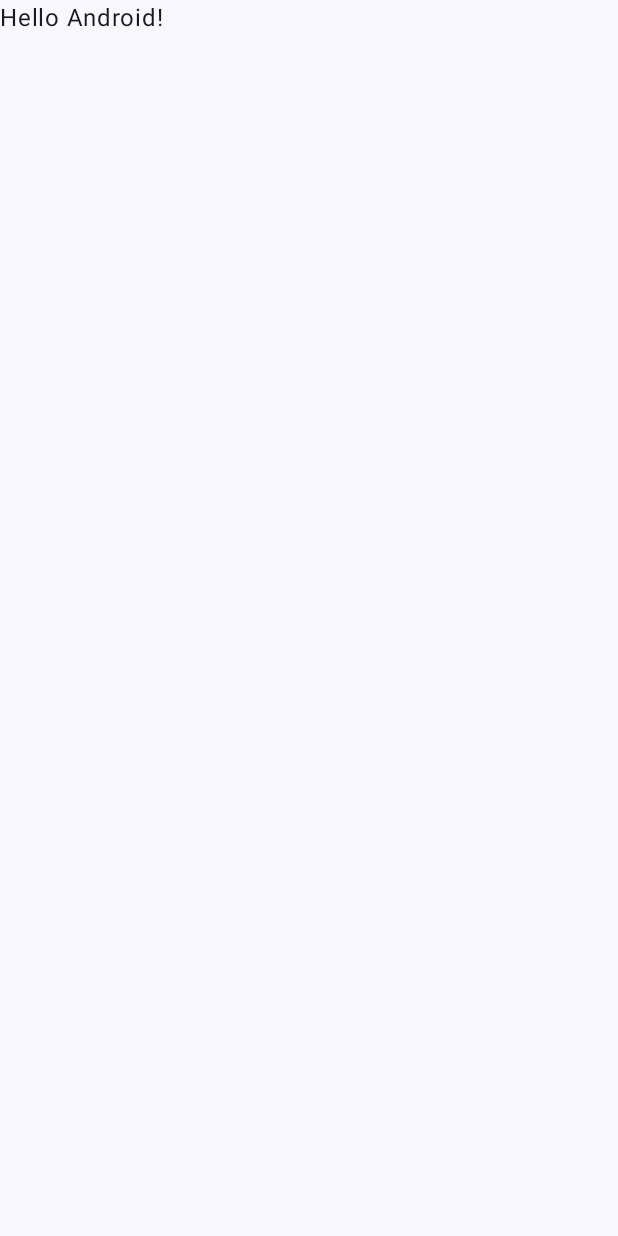
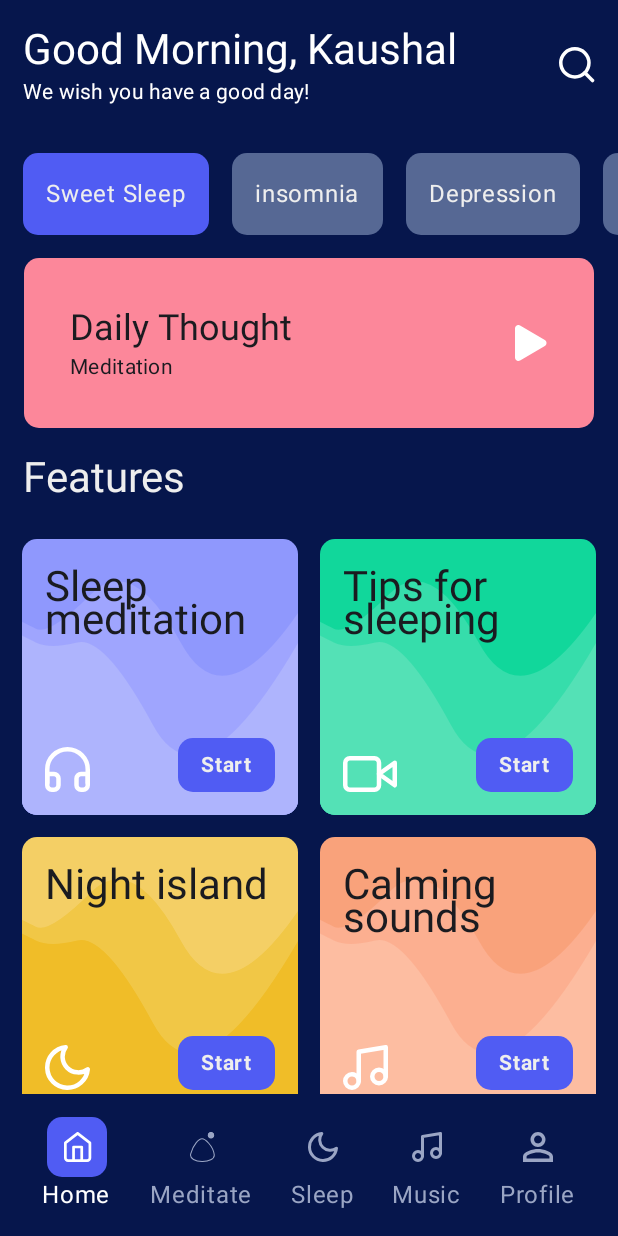
Before and after one commit to KaushalVasava/JetPackCompose_Basic, an Android app built with Jetpack Compose: the screen it shows after launch (MainActivity), on a phone screen of 412 x 824 dp. Before the commit the screen is almost empty. Run offline under Robolectric (Android 15) with nearby library versions, the phone set to English and light mode, and no system bars.

Commit message:
Add meditation UI
- Add colors
- Add Drawables

```diff
--- a/app/src/main/java/com/lahsuak/apps/jetpackcomposebasic/MainActivity.kt
+++ b/app/src/main/java/com/lahsuak/apps/jetpackcomposebasic/MainActivity.kt
@@ -6,10 +6,10 @@ import androidx.activity.compose.setContent
 import androidx.compose.foundation.layout.fillMaxSize
 import androidx.compose.material3.MaterialTheme
 import androidx.compose.material3.Surface
-import androidx.compose.material3.Text
 import androidx.compose.runtime.Composable
 import androidx.compose.ui.Modifier
 import androidx.compose.ui.tooling.preview.Preview
+import com.lahsuak.apps.jetpackcomposebasic.ui.screen.HomeScreen
 import com.lahsuak.apps.jetpackcomposebasic.ui.theme.JetPackComposeBasicTheme
 
 class MainActivity : ComponentActivity() {
@@ -22,29 +22,22 @@ class MainActivity : ComponentActivity() {
                     modifier = Modifier.fillMaxSize(),
                     color = MaterialTheme.colorScheme.background
                 ) {
-                    Greeting("Android")
+                    HomeScreen()
                 }
             }
         }
     }
-}
-/***
-Composable functions :
-A composable function is a regular function annotated with @Composable.
-This enables your function to call other @Composable functions within it.
-You can see how the Greeting function is marked as @Composable.
-This function will produce a piece of UI hierarchy displaying the given input,
-String. Text is a composable function provided by the library.
-***/
-@Composable
-fun Greeting(name: String) {
-    Text(text = "Hello $name!")
 }
 
 @Preview(showBackground = true)
 @Composable
 fun DefaultPreview() {
     JetPackComposeBasicTheme {
-        Greeting("Android")
+        Surface(
+            modifier = Modifier.fillMaxSize(),
+            color = MaterialTheme.colorScheme.background
+        ) {
+            HomeScreen()
+        }
     }
 }
--- /dev/null
+++ b/app/src/main/java/com/lahsuak/apps/jetpackcomposebasic/ui/model/BottomMenuContent.kt
@@ -0,0 +1,8 @@
+package com.lahsuak.apps.jetpackcomposebasic.ui.model
+
+import androidx.annotation.DrawableRes
+
+data class BottomMenuContent(
+    val title: String,
+    @DrawableRes val iconId: Int
+)
--- /dev/null
+++ b/app/src/main/java/com/lahsuak/apps/jetpackcomposebasic/ui/model/Feature.kt
@@ -0,0 +1,12 @@
+package com.lahsuak.apps.jetpackcomposebasic.ui.model
+
+import androidx.annotation.DrawableRes
+import androidx.compose.ui.graphics.Color
+
+data class Feature(
+    val title: String,
+    @DrawableRes val iconId: Int,
+    val lightColor: Color,
+    val mediumColor: Color,
+    val darkColor: Color,
+)
--- /dev/null
+++ b/app/src/main/java/com/lahsuak/apps/jetpackcomposebasic/ui/screen/HomeScreen.kt
@@ -0,0 +1,387 @@
+package com.lahsuak.apps.jetpackcomposebasic.ui.screen
+
+import androidx.compose.runtime.Composable
+import androidx.compose.foundation.ExperimentalFoundationApi
+import androidx.compose.foundation.background
+import androidx.compose.foundation.clickable
+import androidx.compose.foundation.layout.*
+import androidx.compose.foundation.lazy.*
+import androidx.compose.foundation.lazy.grid.GridCells
+import androidx.compose.foundation.lazy.grid.LazyVerticalGrid
+import androidx.compose.foundation.shape.RoundedCornerShape
+import androidx.compose.material3.Icon
+import androidx.compose.material3.MaterialTheme
+import androidx.compose.material3.Text
+import androidx.compose.runtime.*
+import androidx.compose.ui.Alignment
+import androidx.compose.ui.Alignment.Companion.BottomCenter
+import androidx.compose.ui.Alignment.Companion.Center
+import androidx.compose.ui.Modifier
+import androidx.compose.ui.draw.clip
+import androidx.compose.ui.geometry.Offset
+import androidx.compose.ui.graphics.Color
+import androidx.compose.ui.graphics.Path
+import androidx.compose.ui.res.painterResource
+import androidx.compose.ui.text.font.FontWeight
+import androidx.compose.ui.unit.dp
+import androidx.compose.ui.unit.sp
+import com.lahsuak.apps.jetpackcomposebasic.ui.model.BottomMenuContent
+import com.lahsuak.apps.jetpackcomposebasic.ui.model.Feature
+import com.lahsuak.apps.jetpackcomposebasic.R
+import com.lahsuak.apps.jetpackcomposebasic.util.standardQuadFromTo
+import com.lahsuak.apps.jetpackcomposebasic.ui.theme.AquaBlue
+import com.lahsuak.apps.jetpackcomposebasic.ui.theme.Beige1
+import com.lahsuak.apps.jetpackcomposebasic.ui.theme.Beige2
+import com.lahsuak.apps.jetpackcomposebasic.ui.theme.Beige3
+import com.lahsuak.apps.jetpackcomposebasic.ui.theme.BlueViolet1
+import com.lahsuak.apps.jetpackcomposebasic.ui.theme.BlueViolet2
+import com.lahsuak.apps.jetpackcomposebasic.ui.theme.BlueViolet3
+import com.lahsuak.apps.jetpackcomposebasic.ui.theme.ButtonBlue
+import com.lahsuak.apps.jetpackcomposebasic.ui.theme.DarkerButtonBlue
+import com.lahsuak.apps.jetpackcomposebasic.ui.theme.DeepBlue
+import com.lahsuak.apps.jetpackcomposebasic.ui.theme.LightGreen1
+import com.lahsuak.apps.jetpackcomposebasic.ui.theme.LightGreen2
+import com.lahsuak.apps.jetpackcomposebasic.ui.theme.LightGreen3
+import com.lahsuak.apps.jetpackcomposebasic.ui.theme.LightRed
+import com.lahsuak.apps.jetpackcomposebasic.ui.theme.OrangeYellow1
+import com.lahsuak.apps.jetpackcomposebasic.ui.theme.OrangeYellow2
+import com.lahsuak.apps.jetpackcomposebasic.ui.theme.OrangeYellow3
+import com.lahsuak.apps.jetpackcomposebasic.ui.theme.TextWhite
+import com.lahsuak.apps.jetpackcomposebasic.ui.theme.Transparent
+
+@Composable
+fun HomeScreen() {
+    Box(
+        modifier = Modifier
+            .background(DeepBlue)
+            .fillMaxSize()
+    ) {
+        Column {
+            GreetingSection()
+            ChipSection(chips = listOf("Sweet Sleep", "insomnia", "Depression", "Anxiety"))
+            DailyThought(Modifier.fillMaxWidth().padding(horizontal = 16.dp))
+            FeatureSection(
+                features = listOf(
+                    Feature(
+                        title = "Sleep meditation",
+                        R.drawable.ic_headphone,
+                        BlueViolet1,
+                        BlueViolet2,
+                        BlueViolet3
+                    ),
+                    Feature(
+                        title = "Tips for sleeping",
+                        R.drawable.ic_videocam,
+                        LightGreen1,
+                        LightGreen2,
+                        LightGreen3
+                    ),
+                    Feature(
+                        title = "Night island",
+                        R.drawable.ic_moon,
+                        OrangeYellow1,
+                        OrangeYellow2,
+                        OrangeYellow3
+                    ),
+                    Feature(
+                        title = "Calming sounds",
+                        R.drawable.ic_music,
+                        Beige1,
+                        Beige2,
+                        Beige3
+                    )
+                )
+            )
+        }
+        BottomMenu(
+            items = listOf(
+                BottomMenuContent("Home", R.drawable.ic_home),
+                BottomMenuContent("Meditate", R.drawable.ic_bubble),
+                BottomMenuContent("Sleep", R.drawable.ic_moon),
+                BottomMenuContent("Music", R.drawable.ic_music),
+                BottomMenuContent("Profile", R.drawable.ic_profile),
+            ),
+            modifier = Modifier.align(BottomCenter)
+        )
+    }
+}
+
+@Composable
+fun GreetingSection() {
+    Row(
+        horizontalArrangement = Arrangement.SpaceBetween,
+        verticalAlignment = Alignment.CenterVertically,
+        modifier = Modifier
+            .fillMaxWidth()
+            .padding(15.dp)
+    ) {
+        Column(verticalArrangement = Arrangement.Center) {
+            Text(
+                text = "Good Morning, Kaushal",
+                style = MaterialTheme.typography.headlineMedium,
+                color = Color.White
+            )
+            Text(
+                text = "We wish you have a good day!",
+                style = MaterialTheme.typography.bodyMedium,
+                color = Color.White
+            )
+        }
+        Icon(
+            painter = painterResource(id = R.drawable.ic_search),
+            contentDescription = "Search",
+            tint = Color.White,
+            modifier = Modifier.size(24.dp)
+        )
+    }
+}
+
+@Composable
+fun ChipSection(
+    chips: List<String>,
+) {
+    var selectedChipIndex by remember { mutableIntStateOf(0) }
+    LazyRow {
+        items(chips.size) {
+            Box(contentAlignment = Center,
+                modifier = Modifier
+                    .padding(start = 15.dp, top = 15.dp, bottom = 15.dp)
+                    .clickable {
+                        selectedChipIndex = it
+                    }
+                    .clip(RoundedCornerShape(10.dp))
+                    .background(
+                        if (selectedChipIndex == it)
+                            ButtonBlue
+                        else
+                            DarkerButtonBlue
+                    )
+                    .padding(15.dp)
+            ) {
+                Text(text = chips[it], color = TextWhite)
+            }
+
+        }
+    }
+}
+
+@Composable
+fun DailyThought(modifier: Modifier) {
+    Box(
+        contentAlignment = Center,
+        modifier = modifier
+            .clip(RoundedCornerShape(10.dp))
+            .background(LightRed)
+            .padding(15.dp)
+    ) {
+        Row(
+            horizontalArrangement = Arrangement.SpaceBetween,
+            verticalAlignment = Alignment.CenterVertically,
+            modifier = Modifier
+                .fillMaxWidth()
+                .padding(15.dp)
+        ) {
+            Column(verticalArrangement = Arrangement.Center) {
+                Text(text = "Daily Thought", style = MaterialTheme.typography.headlineSmall)
+                Text(text = "Meditation", style = MaterialTheme.typography.bodyMedium)
+            }
+            Icon(
+                painter = painterResource(id = R.drawable.ic_play),
+                contentDescription = "Play",
+                tint = Color.White,
+                modifier = Modifier.size(24.dp)
+            )
+        }
+    }
+}
+
+@OptIn(ExperimentalFoundationApi::class)
+@Composable
+fun FeatureSection(features: List<Feature>) {
+    Column(modifier = Modifier.fillMaxSize()) {
+        Text(
+            text = "Features",
+            color = TextWhite,
+            style = MaterialTheme.typography.headlineMedium,
+            modifier = Modifier.padding(15.dp)
+        )
+        LazyVerticalGrid(
+            columns = GridCells.Fixed(2),
+            contentPadding = PaddingValues(
+                start = 7.5.dp,
+                end = 7.5.dp, bottom = 100.dp
+            ),
+            modifier = Modifier.fillMaxHeight()
+        ) {
+            items(features.size) {
+                FeatureItem(feature = features[it])
+            }
+        }
+    }
+}
+
+@Composable
+fun FeatureItem(feature: Feature) {
+    BoxWithConstraints(
+        modifier = Modifier
+            .padding(7.5.dp)
+            .aspectRatio(1f)
+            .clip(RoundedCornerShape(10.dp))
+            .background(feature.darkColor)
+    ) {
+        val width = constraints.maxWidth
+        val height = constraints.maxHeight
+
+        // Medium colored path
+        val mediumColoredPoint1 = Offset(0f, height * 0.3f)
+        val mediumColoredPoint2 = Offset(width * 0.1f, height * 0.35f)
+        val mediumColoredPoint3 = Offset(width * 0.4f, height * 0.05f)
+        val mediumColoredPoint4 = Offset(width * 0.75f, height * 0.7f)
+        val mediumColoredPoint5 = Offset(width * 1.4f, -height.toFloat())
+
+        val mediumColoredPath = Path().apply {
+            moveTo(mediumColoredPoint1.x, mediumColoredPoint1.y)
+            standardQuadFromTo(mediumColoredPoint1, mediumColoredPoint2)
+            standardQuadFromTo(mediumColoredPoint2, mediumColoredPoint3)
+            standardQuadFromTo(mediumColoredPoint3, mediumColoredPoint4)
+            standardQuadFromTo(mediumColoredPoint4, mediumColoredPoint5)
+            lineTo(width.toFloat() + 100f, height.toFloat() + 100f)
+            lineTo(-100f, height.toFloat() + 100f)
+            close()
+        }
+
+        // Light colored path
+        val lightPoint1 = Offset(0f, height * 0.35f)
+        val lightPoint2 = Offset(width * 0.1f, height * 0.4f)
+        val lightPoint3 = Offset(width * 0.3f, height * 0.35f)
+        val lightPoint4 = Offset(width * 0.65f, height.toFloat())
+        val lightPoint5 = Offset(width * 1.4f, -height.toFloat() / 3f)
+
+        val lightColoredPath = Path().apply {
+            moveTo(lightPoint1.x, lightPoint1.y)
+            standardQuadFromTo(lightPoint1, lightPoint2)
+            standardQuadFromTo(lightPoint2, lightPoint3)
+            standardQuadFromTo(lightPoint3, lightPoint4)
+            standardQuadFromTo(lightPoint4, lightPoint5)
+            lineTo(width.toFloat() + 100f, height.toFloat() + 100f)
+            lineTo(-100f, height.toFloat() + 100f)
+            close()
+        }
+        androidx.compose.foundation.Canvas(
+            modifier = Modifier
+                .fillMaxSize()
+        ) {
+            drawPath(
+                path = mediumColoredPath,
+                color = feature.mediumColor
+            )
+            drawPath(
+                path = lightColoredPath,
+                color = feature.lightColor
+            )
+        }
+        Box(
+            modifier = Modifier
+                .fillMaxSize()
+                .padding(15.dp)
+        ) {
+            Text(
+                text = feature.title,
+                style = MaterialTheme.typography.headlineMedium,
+                lineHeight = 22.sp,
+                modifier = Modifier.align(Alignment.TopStart)
+            )
+            Icon(
+                painter = painterResource(id = feature.iconId),
+                contentDescription = feature.title,
+                tint = Color.White,
+                modifier = Modifier.align(Alignment.BottomStart)
+            )
+            Text(
+                text = "Start",
+                color = TextWhite,
+                fontSize = 14.sp,
+                fontWeight = FontWeight.Bold,
+                modifier = Modifier
+                    .clickable {
+                        // Handle the click
+                    }
+                    .align(Alignment.BottomEnd)
+                    .clip(RoundedCornerShape(10.dp))
+                    .background(ButtonBlue)
+                    .padding(vertical = 6.dp, horizontal = 15.dp)
+            )
+        }
+    }
+}
+
+@Composable
+fun BottomMenu(
+    items: List<BottomMenuContent>,
+    modifier: Modifier = Modifier,
+    activeHighlightColor: Color = ButtonBlue,
+    activeTextColor: Color = Color.White,
+    inactiveTextColor: Color = AquaBlue,
+    initialSelectedItemIndex: Int = 0,
+) {
+    var selectedItemIndex by remember {
+        mutableIntStateOf(initialSelectedItemIndex)
+    }
+    Row(
+        horizontalArrangement = Arrangement.SpaceAround,
+        verticalAlignment = Alignment.CenterVertically,
+        modifier = modifier
+            .fillMaxWidth()
+            .background(DeepBlue)
+            .padding(15.dp)
+    ) {
+        items.forEachIndexed { index, item ->
+            BottomMenuItem(
+                item = item,
+                isSelected = index == selectedItemIndex,
+                activeHighlightColor = activeHighlightColor,
+                activeTextColor = activeTextColor,
+                inactiveTextColor = inactiveTextColor
+            ) {
+                selectedItemIndex = index
+            }
+        }
+    }
+}
+
+@Composable
+fun BottomMenuItem(
+    item: BottomMenuContent,
+    isSelected: Boolean = false,
+    activeHighlightColor: Color = ButtonBlue,
+    activeTextColor: Color = Color.White,
+    inactiveTextColor: Color = AquaBlue,
+    onItemClick: () -> Unit,
+) {
+    Column(
+        horizontalAlignment = Alignment.CenterHorizontally,
+        verticalArrangement = Arrangement.Center,
+        modifier = Modifier.clickable {
+            onItemClick()
+        }
+    ) {
+        Box(
+            contentAlignment = Center,
+            modifier = Modifier
+                .clip(RoundedCornerShape(10.dp))
+                .background(if (isSelected) activeHighlightColor else Transparent)
+                .padding(10.dp)
+        ) {
+            Icon(
+                painter = painterResource(id = item.iconId),
+                contentDescription = item.title,
+                tint = if (isSelected) activeTextColor else inactiveTextColor,
+                modifier = Modifier.size(20.dp)
+            )
+        }
+        Text(
+            text = item.title,
+            color = if (isSelected) activeTextColor else inactiveTextColor
+        )
+    }
+}
--- a/app/src/main/java/com/lahsuak/apps/jetpackcomposebasic/ui/theme/Color.kt
+++ b/app/src/main/java/com/lahsuak/apps/jetpackcomposebasic/ui/theme/Color.kt
@@ -9,3 +9,24 @@ val Pink80 = Color(0xFFEFB8C8)
 val Purple40 = Color(0xFF6650a4)
 val PurpleGrey40 = Color(0xFF625b71)
 val Pink40 = Color(0xFF7D5260)
+
+
+val TextWhite = Color(0xffeeeeee)
+val DeepBlue = Color(0xff06164c)
+val ButtonBlue = Color(0xff505cf3)
+val DarkerButtonBlue = Color(0xff566894)
+val LightRed = Color(0xfffc879a)
+val AquaBlue = Color(0xff9aa5c4)
+val OrangeYellow1 = Color(0xfff0bd28)
+val OrangeYellow2 = Color(0xfff1c746)
+val OrangeYellow3 = Color(0xfff4cf65)
+val Beige1 = Color(0xfffdbda1)
+val Beige2 = Color(0xfffcaf90)
+val Beige3 = Color(0xfff9a27b)
+val LightGreen1 = Color(0xff54e1b6)
+val LightGreen2 = Color(0xff36ddab)
+val LightGreen3 = Color(0xff11d79b)
+val BlueViolet1 = Color(0xffaeb4fd)
+val BlueViolet2 = Color(0xff9fa5fe)
+val BlueViolet3 = Color(0xff8f98fd)
+val Transparent = Color(0x00ffffff)
--- /dev/null
+++ b/app/src/main/java/com/lahsuak/apps/jetpackcomposebasic/util/PathUtil.kt
@@ -0,0 +1,14 @@
+package com.lahsuak.apps.jetpackcomposebasic.util
+
+import androidx.compose.ui.geometry.Offset
+import androidx.compose.ui.graphics.Path
+import kotlin.math.abs
+
+fun Path.standardQuadFromTo(from: Offset, to: Offset) {
+    quadraticBezierTo(
+        from.x,
+        from.y,
+        abs(from.x + to.x) / 2f,
+        abs(from.y + to.y) / 2f
+    )
+}
--- /dev/null
+++ b/app/src/main/res/drawable/ic_bubble.xml
@@ -0,0 +1,21 @@
+<vector xmlns:android="http://schemas.android.com/apk/res/android"
+    android:width="23.617dp"
+    android:height="28.561dp"
+    android:viewportWidth="23.617"
+    android:viewportHeight="28.561">
+    <path
+        android:pathData="M11.443,6.489c-2.749,0 -8.3,4.982 -10.766,14.374s23.651,9.564 22.391,0.687S14.192,6.489 11.443,6.489Z"
+        android:strokeWidth="1"
+        android:fillColor="#00000000"
+        android:strokeColor="#707070"/>
+    <path
+        android:pathData="M19.981,3m-3,0a3,3 0,1 1,6 0a3,3 0,1 1,-6 0"
+        android:strokeWidth="1"
+        android:fillColor="#fff"
+        android:strokeColor="#00000000"/>
+    <path
+        android:pathData="M19.981,3m-2.5,0a2.5,2.5 0,1 1,5 0a2.5,2.5 0,1 1,-5 0"
+        android:strokeWidth="1"
+        android:fillColor="#00000000"
+        android:strokeColor="#707070"/>
+</vector>
--- /dev/null
+++ b/app/src/main/res/drawable/ic_headphone.xml
@@ -0,0 +1,20 @@
+<vector xmlns:android="http://schemas.android.com/apk/res/android"
+    android:width="30dp"
+    android:height="30dp"
+    android:viewportWidth="30"
+    android:viewportHeight="30">
+    <path
+        android:pathData="M1.5,24L1.5,15a13.5,13.5 0,1 1,27 0v9"
+        android:strokeLineJoin="round"
+        android:strokeWidth="3"
+        android:fillColor="#00000000"
+        android:strokeColor="#fff"
+        android:strokeLineCap="round"/>
+    <path
+        android:pathData="M28.5,25.5a3,3 0,0 1,-3 3L24,28.5a3,3 0,0 1,-3 -3L21,21a3,3 0,0 1,3 -3h4.5ZM1.5,25.5a3,3 0,0 0,3 3L6,28.5a3,3 0,0 0,3 -3L9,21a3,3 0,0 0,-3 -3L1.5,18Z"
+        android:strokeLineJoin="round"
+        android:strokeWidth="3"
+        android:fillColor="#00000000"
+        android:strokeColor="#fff"
+        android:strokeLineCap="round"/>
+</vector>
--- /dev/null
+++ b/app/src/main/res/drawable/ic_home.xml
@@ -0,0 +1,20 @@
+<vector xmlns:android="http://schemas.android.com/apk/res/android"
+    android:width="30dp"
+    android:height="33dp"
+    android:viewportWidth="30"
+    android:viewportHeight="33">
+    <path
+        android:pathData="M1.5,12 L15,1.5 28.5,12L28.5,28.5a3,3 0,0 1,-3 3L4.5,31.5a3,3 0,0 1,-3 -3Z"
+        android:strokeLineJoin="round"
+        android:strokeWidth="3"
+        android:fillColor="#00000000"
+        android:strokeColor="#000"
+        android:strokeLineCap="round"/>
+    <path
+        android:pathData="M19.5,31.5L19.5,16.5h-9L10.5,31.5"
+        android:strokeLineJoin="round"
+        android:strokeWidth="3"
+        android:fillColor="#00000000"
+        android:strokeColor="#000"
+        android:strokeLineCap="round"/>
+</vector>
--- /dev/null
+++ b/app/src/main/res/drawable/ic_moon.xml
@@ -0,0 +1,13 @@
+<vector xmlns:android="http://schemas.android.com/apk/res/android"
+    android:width="29.944dp"
+    android:height="29.944dp"
+    android:viewportWidth="29.944"
+    android:viewportHeight="29.944">
+    <path
+        android:pathData="M28.444,16.185A13.5,13.5 0,1 1,13.759 1.5,10.5 10.5,0 0,0 28.444,16.185Z"
+        android:strokeLineJoin="round"
+        android:strokeWidth="3"
+        android:fillColor="#00000000"
+        android:strokeColor="#000"
+        android:strokeLineCap="round"/>
+</vector>
--- /dev/null
+++ b/app/src/main/res/drawable/ic_music.xml
@@ -0,0 +1,27 @@
+<vector xmlns:android="http://schemas.android.com/apk/res/android"
+    android:width="30dp"
+    android:height="30dp"
+    android:viewportWidth="30"
+    android:viewportHeight="30">
+    <path
+        android:pathData="M10.5,24L10.5,4.5l18,-3L28.5,21"
+        android:strokeLineJoin="round"
+        android:strokeWidth="3"
+        android:fillColor="#00000000"
+        android:strokeColor="#000"
+        android:strokeLineCap="round"/>
+    <path
+        android:pathData="M10.5,24A4.5,4.5 0,1 1,6 19.5,4.5 4.5,0 0,1 10.5,24Z"
+        android:strokeLineJoin="round"
+        android:strokeWidth="3"
+        android:fillColor="#00000000"
+        android:strokeColor="#000"
+        android:strokeLineCap="round"/>
+    <path
+        android:pathData="M28.5,21A4.5,4.5 0,1 1,24 16.5,4.5 4.5,0 0,1 28.5,21Z"
+        android:strokeLineJoin="round"
+        android:strokeWidth="3"
+        android:fillColor="#00000000"
+        android:strokeColor="#000"
+        android:strokeLineCap="round"/>
+</vector>
--- /dev/null
+++ b/app/src/main/res/drawable/ic_play.xml
@@ -0,0 +1,9 @@
+<vector xmlns:android="http://schemas.android.com/apk/res/android"
+    android:width="31.499dp"
+    android:height="36.001dp"
+    android:viewportWidth="31.499"
+    android:viewportHeight="36.001">
+    <path
+        android:pathData="M29.841,15.098 L5.091,0.462A3.356,3.356 0,0 0,0 3.366L0,32.623a3.372,3.372 0,0 0,5.091 2.9L29.841,20.898a3.372,3.372 0,0 0,0 -5.808Z"
+        android:fillColor="#fff"/>
+</vector>
--- /dev/null
+++ b/app/src/main/res/drawable/ic_profile.xml
@@ -0,0 +1,9 @@
+<vector xmlns:android="http://schemas.android.com/apk/res/android"
+    android:width="24dp"
+    android:height="24dp"
+    android:viewportWidth="24"
+    android:viewportHeight="24">
+    <path
+        android:fillColor="#FF000000"
+        android:pathData="M12,2.85A3.15,3.15 0,1 1,8.85 6,3.15 3.15,0 0,1 12,2.85m0,13.5c4.455,0 9.15,2.19 9.15,3.15v1.65L2.85,21.15L2.85,19.5c0,-0.96 4.695,-3.15 9.15,-3.15M12,0a6,6 0,1 0,6 6A6,6 0,0 0,12 0ZM12,13.5c-4.005,0 -12,2.01 -12,6L0,24L24,24L24,19.5C24,15.51 16.005,13.5 12,13.5Z"/>
+</vector>
--- /dev/null
+++ b/app/src/main/res/drawable/ic_search.xml
@@ -0,0 +1,20 @@
+<vector xmlns:android="http://schemas.android.com/apk/res/android"
+    android:width="30.621dp"
+    android:height="30.621dp"
+    android:viewportWidth="30.621"
+    android:viewportHeight="30.621">
+    <path
+        android:pathData="M25.5,13.5a12,12 0,1 1,-12 -12A12,12 0,0 1,25.5 13.5Z"
+        android:strokeLineJoin="round"
+        android:strokeWidth="3"
+        android:fillColor="#00000000"
+        android:strokeColor="#fff"
+        android:strokeLineCap="round"/>
+    <path
+        android:pathData="M28.5,28.5l-6.525,-6.525"
+        android:strokeLineJoin="round"
+        android:strokeWidth="3"
+        android:fillColor="#00000000"
+        android:strokeColor="#fff"
+        android:strokeLineCap="round"/>
+</vector>
--- /dev/null
+++ b/app/src/main/res/drawable/ic_videocam.xml
@@ -0,0 +1,20 @@
+<vector xmlns:android="http://schemas.android.com/apk/res/android"
+    android:width="36dp"
+    android:height="24dp"
+    android:viewportWidth="36"
+    android:viewportHeight="24">
+    <path
+        android:pathData="M34.5,4.5 L24,12l10.5,7.5Z"
+        android:strokeLineJoin="round"
+        android:strokeWidth="3"
+        android:fillColor="#00000000"
+        android:strokeColor="#fff"
+        android:strokeLineCap="round"/>
+    <path
+        android:pathData="M4.5,1.5L21,1.5a3,3 0,0 1,3 3v15a3,3 0,0 1,-3 3L4.5,22.5a3,3 0,0 1,-3 -3v-15a3,3 0,0 1,3 -3Z"
+        android:strokeLineJoin="round"
+        android:strokeWidth="3"
+        android:fillColor="#00000000"
+        android:strokeColor="#fff"
+        android:strokeLineCap="round"/>
+</vector>
```
